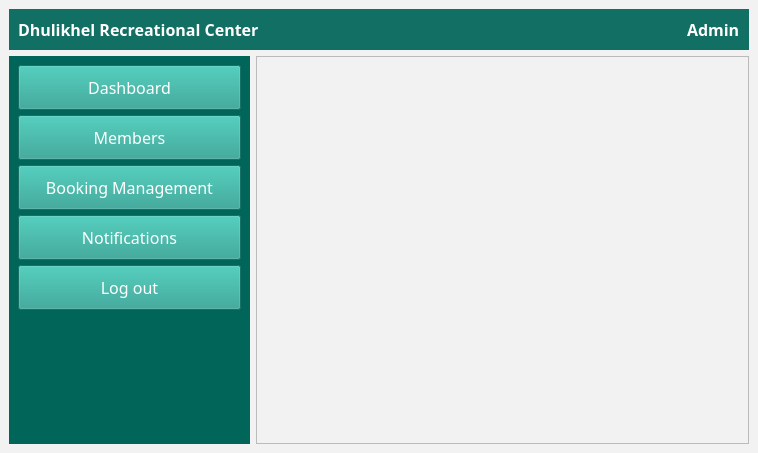
First picture: the form in admindashboard.ui, repository sanjibdahal/RCMS, before the edit.
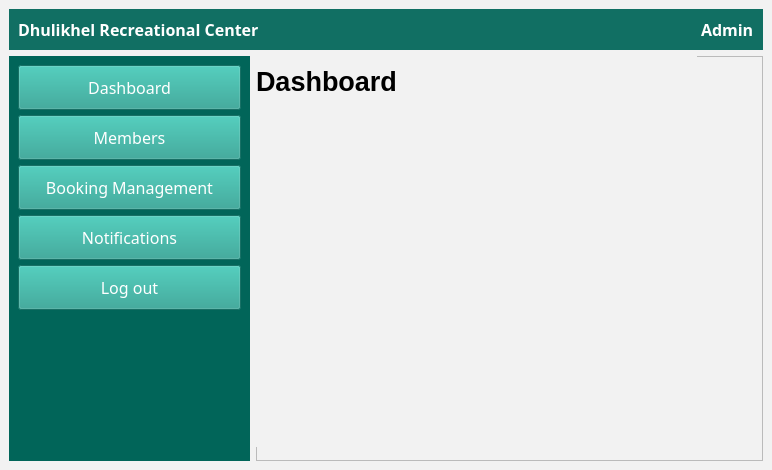
Second picture: the form after the edit.

```diff
--- a/admindashboard.ui
+++ b/admindashboard.ui
@@ -6,8 +6,8 @@
    <rect>
     <x>0</x>
     <y>0</y>
-    <width>758</width>
-    <height>453</height>
+    <width>772</width>
+    <height>470</height>
    </rect>
   </property>
   <property name="windowTitle">
@@ -327,6 +327,79 @@
         <property name="frameShadow">
          <enum>QFrame::Raised</enum>
         </property>
+        <widget class="QStackedWidget" name="stackedWidget">
+         <property name="geometry">
+          <rect>
+           <x>0</x>
+           <y>0</y>
+           <width>441</width>
+           <height>391</height>
+          </rect>
+         </property>
+         <property name="currentIndex">
+          <number>0</number>
+         </property>
+         <widget class="QWidget" name="page">
+          <widget class="QLabel" name="label_3">
+           <property name="geometry">
+            <rect>
+             <x>0</x>
+             <y>10</y>
+             <width>141</width>
+             <height>31</height>
+            </rect>
+           </property>
+           <property name="maximumSize">
+            <size>
+             <width>16777215</width>
+             <height>16777213</height>
+            </size>
+           </property>
+           <property name="font">
+            <font>
+             <pointsize>20</pointsize>
+             <bold>true</bold>
+            </font>
+           </property>
+           <property name="styleSheet">
+            <string notr="true">color: #000; </string>
+           </property>
+           <property name="text">
+            <string>Dashboard</string>
+           </property>
+          </widget>
+         </widget>
+         <widget class="QWidget" name="page_2">
+          <widget class="QLabel" name="label_5">
+           <property name="geometry">
+            <rect>
+             <x>0</x>
+             <y>10</y>
+             <width>141</width>
+             <height>31</height>
+            </rect>
+           </property>
+           <property name="maximumSize">
+            <size>
+             <width>16777215</width>
+             <height>16777213</height>
+            </size>
+           </property>
+           <property name="font">
+            <font>
+             <pointsize>20</pointsize>
+             <bold>true</bold>
+            </font>
+           </property>
+           <property name="styleSheet">
+            <string notr="true">color: #000; </string>
+           </property>
+           <property name="text">
+            <string>Members</string>
+           </property>
+          </widget>
+         </widget>
+        </widget>
        </widget>
       </item>
      </layout>
```
